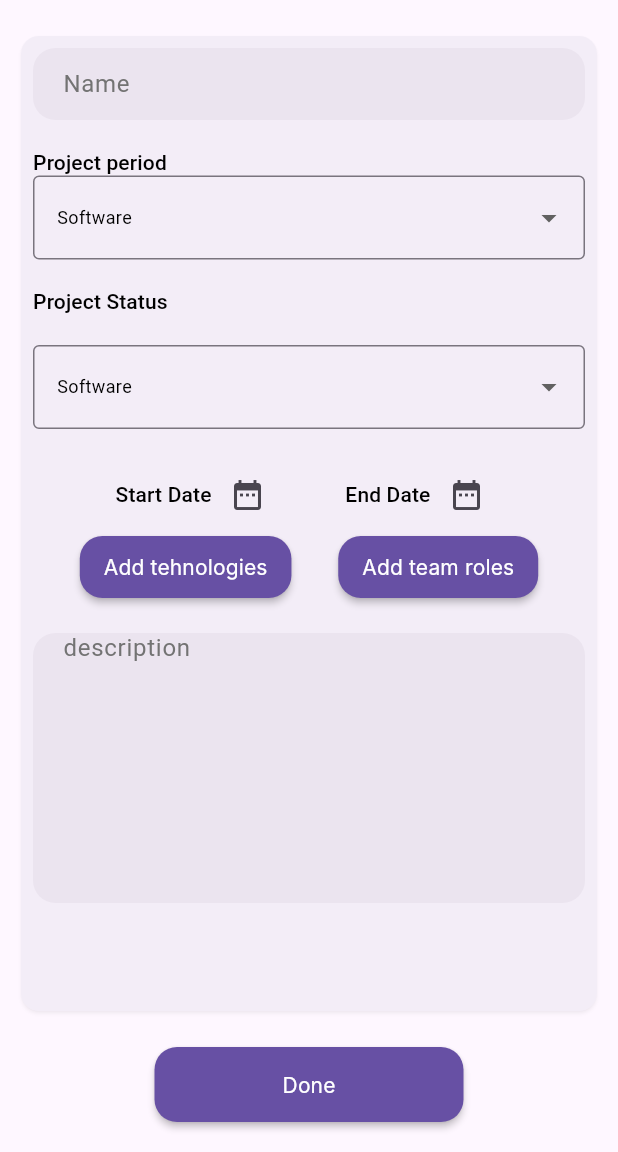
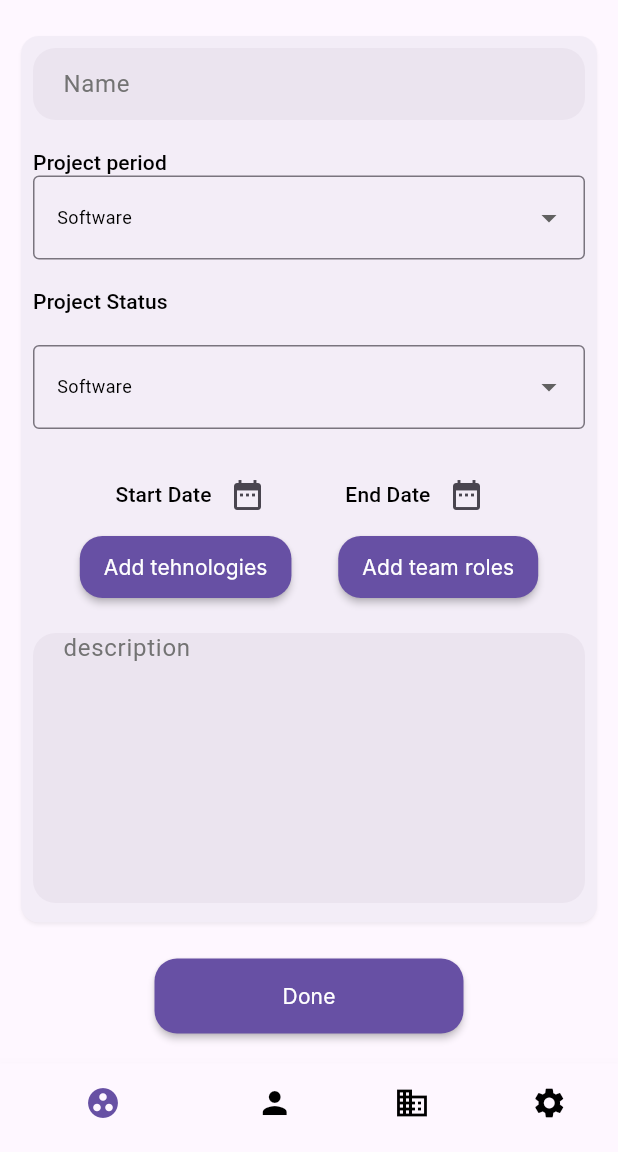
Before and after one commit to jorjegxg/TeamFinderOmnipix, a Flutter app: the CreateProjectScreen screen opened by its route, on a phone screen of 412 x 824 dp, the part 84-1236 px from its top. Run offline on Flutter 3.47's test engine with Material 3 defaults, Android fonts, the phone set to English and light mode, and no system bars; our stand-ins replace bloc, dio, equatable, flutter_hooks, flutter_slidable, flutter_typeahead and 5 more; accounts and stored records are empty; Roboto replaces fonts that are missing (Inter).

Commit message:
feat:added nav bar

```diff
--- a/lib/core/routes/app_route_config.dart
+++ b/lib/core/routes/app_route_config.dart
@@ -1,6 +1,8 @@
 import 'package:flutter/material.dart';
+import 'package:flutter/widgets.dart';
 import 'package:go_router/go_router.dart';
 import 'package:team_finder_app/core/routes/app_route_const.dart';
+import 'package:team_finder_app/core/util/main_wrapper.dart';
 import 'package:team_finder_app/features/auth/presentation/pages/admin_login_page.dart';
 import 'package:team_finder_app/features/auth/presentation/pages/admin_register_page.dart';
 import 'package:team_finder_app/features/auth/presentation/pages/employee_login_page.dart';
@@ -36,6 +38,9 @@ class MyAppRouter {
         pageBuilder: (context, state) =>
             const MaterialPage(child: RegisterScreenForEmployee()),
       ),
+      ShellRoute(
+          builder: (context, state, child) => MainWrapper(child: child),
+          routes: [
             GoRoute(
               name: AppRouterConst.projectsMainScreen,
               path: '/projects',
@@ -48,6 +53,33 @@ class MyAppRouter {
               pageBuilder: (context, state) =>
                   const MaterialPage(child: CreateProjectScreen()),
             ),
+            GoRoute(
+              name: AppRouterConst.departamentsMainScreen,
+              path: '/departaments',
+              pageBuilder: (context, state) => MaterialPage(
+                  child: Container(
+                color: Colors.amber,
+              )),
+            ),
+            GoRoute(
+              name: AppRouterConst.settingsMainScreen,
+              path: '/settings',
+              pageBuilder: (context, state) => MaterialPage(
+                child: Container(
+                  color: Colors.blue,
+                ),
+              ),
+            ),
+            GoRoute(
+              name: AppRouterConst.employeesMainScreen,
+              path: '/employees',
+              pageBuilder: (context, state) => MaterialPage(
+                child: Container(
+                  color: Colors.green,
+                ),
+              ),
+            ),
+          ]),
     ],
     errorPageBuilder: (context, state) => const MaterialPage(
       child: Scaffold(
--- a/lib/core/routes/app_route_const.dart
+++ b/lib/core/routes/app_route_const.dart
@@ -12,4 +12,10 @@ class AppRouterConst {
   static const String employeeEditProfileName = 'employeeEditProfile';
   static const String projectsMainScreen = 'projectsMainScreen';
   static const String createProjectScreen = 'createProjectScreen';
+
+  static const String employeesMainScreen = 'employeesMainScreen';
+
+  static const String departamentsMainScreen = 'departamentsMainScreen';
+
+  static const String settingsMainScreen = 'settingsMainScreen';
 }
--- /dev/null
+++ b/lib/core/util/main_wrapper.dart
@@ -0,0 +1,133 @@
+import 'package:flutter/material.dart';
+import 'package:go_router/go_router.dart';
+import 'package:responsive_builder/responsive_builder.dart';
+import 'package:team_finder_app/core/routes/app_route_const.dart';
+
+class MainWrapper extends StatefulWidget {
+  const MainWrapper({super.key, required this.child});
+  final Widget child;
+  @override
+  State<MainWrapper> createState() => _MainWrapperState();
+}
+
+class _MainWrapperState extends State<MainWrapper> {
+  int _selectedIndex = 0;
+  @override
+  Widget build(BuildContext context) {
+    return SafeArea(
+      child: ScreenTypeLayout.builder(
+        mobile: (BuildContext context) => Scaffold(
+          body: widget.child,
+          bottomNavigationBar: BottomNavigationBar(
+              currentIndex: _selectedIndex,
+              showSelectedLabels: false,
+              showUnselectedLabels: false,
+              items: const <BottomNavigationBarItem>[
+                BottomNavigationBarItem(
+                  icon: Icon(
+                    Icons.group_work,
+                  ),
+                  label: 'Projects',
+                ),
+                BottomNavigationBarItem(
+                  icon: Icon(
+                    Icons.person,
+                  ),
+                  label: 'Employees',
+                ),
+                BottomNavigationBarItem(
+                  icon: Icon(
+                    Icons.business,
+                  ),
+                  label: 'Departaments',
+                ),
+                BottomNavigationBarItem(
+                  icon: Icon(
+                    Icons.settings,
+                  ),
+                  label: 'Settings',
+                ),
+              ],
+              selectedItemColor: Theme.of(context).colorScheme.primary,
+              unselectedItemColor: Colors.black,
+              onTap: (int index) {
+                setState(() {
+                  _selectedIndex = index;
+                  switch (index) {
+                    case 0:
+                      context.goNamed(AppRouterConst.projectsMainScreen);
+                      break;
+                    case 1:
+                      context.goNamed(AppRouterConst.employeesMainScreen);
+                      break;
+                    case 2:
+                      context.goNamed(AppRouterConst.departamentsMainScreen);
+                      break;
+                    case 3:
+                      context.goNamed(AppRouterConst.settingsMainScreen);
+                      break;
+                  }
+                  //TODO: imlement navigation  with bloc
+                });
+              }),
+        ),
+        desktop: (BuildContext context) => Scaffold(
+          body: Row(
+            children: [
+              NavigationRail(
+                selectedIndex: _selectedIndex,
+                onDestinationSelected: (int index) {
+                  setState(() {
+                    _selectedIndex = index;
+                    switch (index) {
+                      case 0:
+                        context.goNamed(AppRouterConst.projectsMainScreen);
+                        break;
+                      case 1:
+                        context.goNamed(AppRouterConst.employeesMainScreen);
+                        break;
+                      case 2:
+                        context.goNamed(AppRouterConst.departamentsMainScreen);
+                        break;
+                      case 3:
+                        context.goNamed(AppRouterConst.settingsMainScreen);
+                        break;
+                    }
+                    //TODO: imlement navigation  with bloc
+                  });
+                },
+                labelType: NavigationRailLabelType.none,
+                destinations: const <NavigationRailDestination>[
+                  NavigationRailDestination(
+                    icon: Icon(Icons.group_work),
+                    selectedIcon: Icon(Icons.group_work),
+                    label: Text('Projects'),
+                  ),
+                  NavigationRailDestination(
+                    icon: Icon(Icons.person),
+                    selectedIcon: Icon(Icons.person),
+                    label: Text('Employees'),
+                  ),
+                  NavigationRailDestination(
+                    icon: Icon(Icons.business),
+                    selectedIcon: Icon(Icons.business),
+                    label: Text('Departaments'),
+                  ),
+                  NavigationRailDestination(
+                    icon: Icon(Icons.settings),
+                    selectedIcon: Icon(Icons.settings),
+                    label: Text('Settings'),
+                  ),
+                ],
+              ),
+              const VerticalDivider(thickness: 1, width: 1),
+              Expanded(
+                child: widget.child,
+              )
+            ],
+          ),
+        ),
+      ),
+    );
+  }
+}
```
Lines whose indentation alone changed are shown as unchanged.
